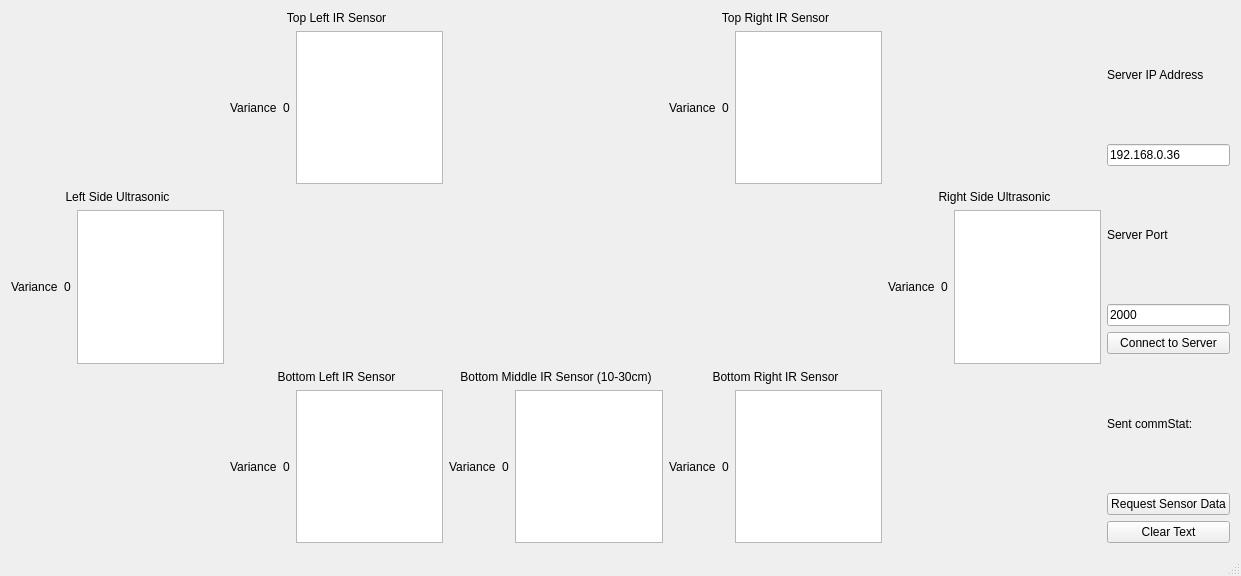
The window that QtClients/TargetLocatorSensorData/mainwindow.ui (madhavpatel6/EmbeddedSystemDesign_Team02) describes before a commit, drawn with Qt 5.
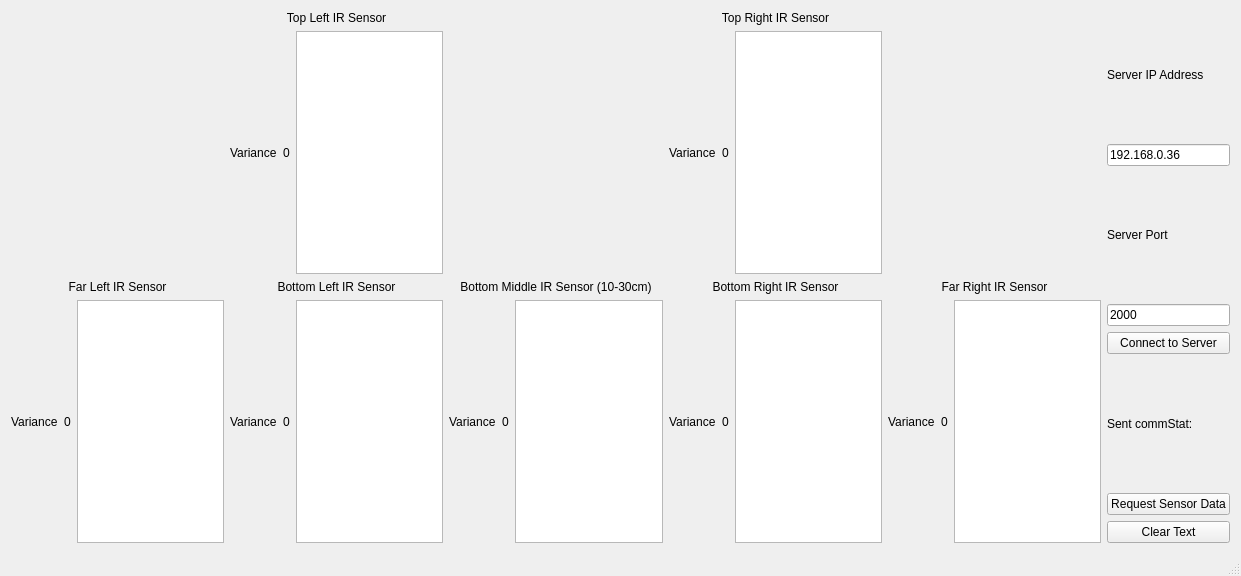
The same window after the commit.

The edit to the form file:
```diff
--- a/QtClients/TargetLocatorSensorData/mainwindow.ui
+++ b/QtClients/TargetLocatorSensorData/mainwindow.ui
@@ -161,16 +161,6 @@
           </item>
          </layout>
         </item>
-        <item row="4" column="1">
-         <widget class="QLabel" name="label_10">
-          <property name="text">
-           <string>Bottom Left IR Sensor</string>
-          </property>
-          <property name="alignment">
-           <set>Qt::AlignCenter</set>
-          </property>
-         </widget>
-        </item>
         <item row="4" column="3">
          <widget class="QLabel" name="label_6">
           <property name="text">
@@ -181,20 +171,10 @@
           </property>
          </widget>
         </item>
-        <item row="2" column="0">
-         <widget class="QLabel" name="label_3">
+        <item row="4" column="1">
+         <widget class="QLabel" name="label_10">
           <property name="text">
-           <string>Left Side Ultrasonic</string>
-          </property>
-          <property name="alignment">
-           <set>Qt::AlignCenter</set>
-          </property>
-         </widget>
-        </item>
-        <item row="2" column="4">
-         <widget class="QLabel" name="label_9">
-          <property name="text">
-           <string>Right Side Ultrasonic</string>
+           <string>Bottom Left IR Sensor</string>
           </property>
           <property name="alignment">
            <set>Qt::AlignCenter</set>
@@ -202,62 +182,10 @@
          </widget>
         </item>
         <item row="3" column="0">
-         <layout class="QHBoxLayout" name="horizontalLayout_9">
-          <item>
-           <widget class="QLabel" name="labelLS">
-            <property name="text">
-             <string>Variance</string>
-            </property>
-           </widget>
-          </item>
-          <item>
-           <widget class="QLabel" name="valuesLS">
-            <property name="text">
-             <string>0</string>
-            </property>
-           </widget>
-          </item>
-          <item>
-           <widget class="QTextBrowser" name="ultraLeftSideBrowser">
-            <property name="html">
-             <string>&lt;!DOCTYPE HTML PUBLIC &quot;-//W3C//DTD HTML 4.0//EN&quot; &quot;http://www.w3.org/TR/REC-html40/strict.dtd&quot;&gt;
-&lt;html&gt;&lt;head&gt;&lt;meta name=&quot;qrichtext&quot; content=&quot;1&quot; /&gt;&lt;style type=&quot;text/css&quot;&gt;
-p, li { white-space: pre-wrap; }
-&lt;/style&gt;&lt;/head&gt;&lt;body style=&quot; font-family:'MS Shell Dlg 2'; font-size:8.25pt; font-weight:400; font-style:normal;&quot;&gt;
-&lt;p style=&quot;-qt-paragraph-type:empty; margin-top:0px; margin-bottom:0px; margin-left:0px; margin-right:0px; -qt-block-indent:0; text-indent:0px;&quot;&gt;&lt;br /&gt;&lt;/p&gt;&lt;/body&gt;&lt;/html&gt;</string>
-            </property>
-           </widget>
-          </item>
-         </layout>
+         <layout class="QHBoxLayout" name="horizontalLayout_9"/>
         </item>
         <item row="3" column="4">
-         <layout class="QHBoxLayout" name="horizontalLayout_12">
-          <item>
-           <widget class="QLabel" name="labelRS">
-            <property name="text">
-             <string>Variance</string>
-            </property>
-           </widget>
-          </item>
-          <item>
-           <widget class="QLabel" name="valuesRS">
-            <property name="text">
-             <string>0</string>
-            </property>
-           </widget>
-          </item>
-          <item>
-           <widget class="QTextBrowser" name="ultraRightSideBrowser">
-            <property name="html">
-             <string>&lt;!DOCTYPE HTML PUBLIC &quot;-//W3C//DTD HTML 4.0//EN&quot; &quot;http://www.w3.org/TR/REC-html40/strict.dtd&quot;&gt;
-&lt;html&gt;&lt;head&gt;&lt;meta name=&quot;qrichtext&quot; content=&quot;1&quot; /&gt;&lt;style type=&quot;text/css&quot;&gt;
-p, li { white-space: pre-wrap; }
-&lt;/style&gt;&lt;/head&gt;&lt;body style=&quot; font-family:'MS Shell Dlg 2'; font-size:8.25pt; font-weight:400; font-style:normal;&quot;&gt;
-&lt;p style=&quot;-qt-paragraph-type:empty; margin-top:0px; margin-bottom:0px; margin-left:0px; margin-right:0px; -qt-block-indent:0; text-indent:0px;&quot;&gt;&lt;br /&gt;&lt;/p&gt;&lt;/body&gt;&lt;/html&gt;</string>
-            </property>
-           </widget>
-          </item>
-         </layout>
+         <layout class="QHBoxLayout" name="horizontalLayout_12"/>
         </item>
         <item row="3" column="2">
          <layout class="QHBoxLayout" name="horizontalLayout_7"/>
@@ -272,6 +200,84 @@
           </property>
          </widget>
         </item>
+        <item row="5" column="0">
+         <layout class="QHBoxLayout" name="horizontalLayout_13">
+          <item>
+           <widget class="QLabel" name="labelLS">
+            <property name="text">
+             <string>Variance</string>
+            </property>
+           </widget>
+          </item>
+          <item>
+           <widget class="QLabel" name="valuesLS">
+            <property name="text">
+             <string>0</string>
+            </property>
+           </widget>
+          </item>
+          <item>
+           <widget class="QTextBrowser" name="farLeftBottomBrowser">
+            <property name="html">
+             <string>&lt;!DOCTYPE HTML PUBLIC &quot;-//W3C//DTD HTML 4.0//EN&quot; &quot;http://www.w3.org/TR/REC-html40/strict.dtd&quot;&gt;
+&lt;html&gt;&lt;head&gt;&lt;meta name=&quot;qrichtext&quot; content=&quot;1&quot; /&gt;&lt;style type=&quot;text/css&quot;&gt;
+p, li { white-space: pre-wrap; }
+&lt;/style&gt;&lt;/head&gt;&lt;body style=&quot; font-family:'MS Shell Dlg 2'; font-size:8.25pt; font-weight:400; font-style:normal;&quot;&gt;
+&lt;p style=&quot;-qt-paragraph-type:empty; margin-top:0px; margin-bottom:0px; margin-left:0px; margin-right:0px; -qt-block-indent:0; text-indent:0px;&quot;&gt;&lt;br /&gt;&lt;/p&gt;&lt;/body&gt;&lt;/html&gt;</string>
+            </property>
+           </widget>
+          </item>
+         </layout>
+        </item>
+        <item row="5" column="4">
+         <layout class="QHBoxLayout" name="horizontalLayout_14">
+          <item>
+           <widget class="QLabel" name="labelRS">
+            <property name="text">
+             <string>Variance</string>
+            </property>
+           </widget>
+          </item>
+          <item>
+           <widget class="QLabel" name="valuesRS">
+            <property name="text">
+             <string>0</string>
+            </property>
+           </widget>
+          </item>
+          <item>
+           <widget class="QTextBrowser" name="farRightBottomBrowser">
+            <property name="html">
+             <string>&lt;!DOCTYPE HTML PUBLIC &quot;-//W3C//DTD HTML 4.0//EN&quot; &quot;http://www.w3.org/TR/REC-html40/strict.dtd&quot;&gt;
+&lt;html&gt;&lt;head&gt;&lt;meta name=&quot;qrichtext&quot; content=&quot;1&quot; /&gt;&lt;style type=&quot;text/css&quot;&gt;
+p, li { white-space: pre-wrap; }
+&lt;/style&gt;&lt;/head&gt;&lt;body style=&quot; font-family:'MS Shell Dlg 2'; font-size:8.25pt; font-weight:400; font-style:normal;&quot;&gt;
+&lt;p style=&quot;-qt-paragraph-type:empty; margin-top:0px; margin-bottom:0px; margin-left:0px; margin-right:0px; -qt-block-indent:0; text-indent:0px;&quot;&gt;&lt;br /&gt;&lt;/p&gt;&lt;/body&gt;&lt;/html&gt;</string>
+            </property>
+           </widget>
+          </item>
+         </layout>
+        </item>
+        <item row="4" column="4">
+         <widget class="QLabel" name="label_9">
+          <property name="text">
+           <string>Far Right IR Sensor</string>
+          </property>
+          <property name="alignment">
+           <set>Qt::AlignCenter</set>
+          </property>
+         </widget>
+        </item>
+        <item row="4" column="0">
+         <widget class="QLabel" name="label_3">
+          <property name="text">
+           <string>Far Left IR Sensor</string>
+          </property>
+          <property name="alignment">
+           <set>Qt::AlignCenter</set>
+          </property>
+         </widget>
+        </item>
        </layout>
       </item>
       <item>
```
